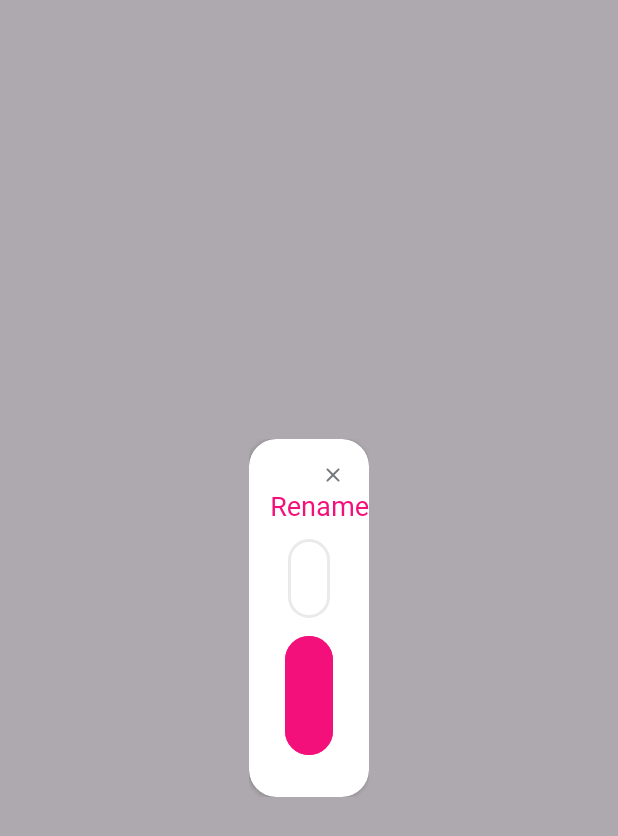
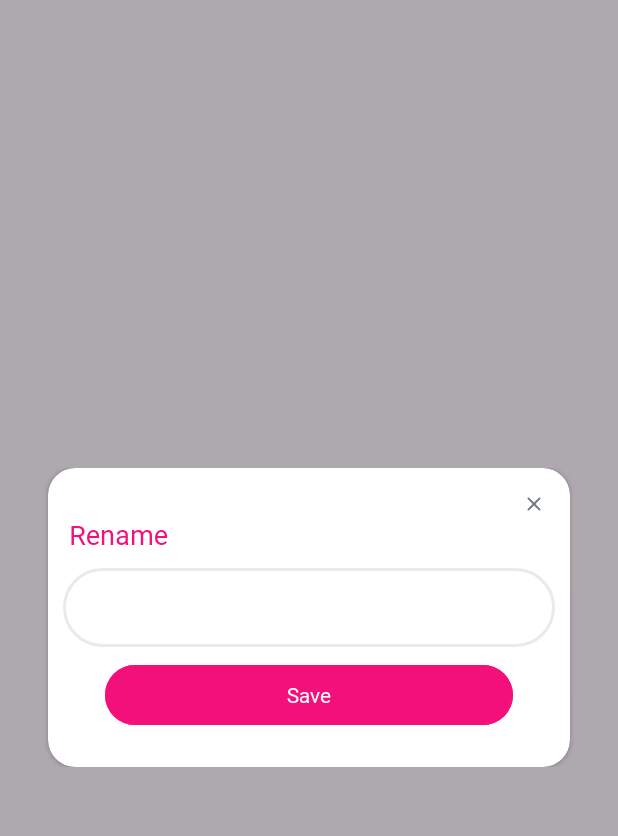
Before and after one commit to Rohaid-Bhatti/Insta-Saver, an Android app: the fragment RenameDialogFragment shown on its own in the app's theme, on a phone screen of 412 x 824 dp. Shown: the top 836 px of the screen. Run offline under Robolectric (Android 15) with nearby library versions, the phone set to English and light mode, and no system bars.

Commit message:
ui updation

```diff
--- a/app/src/main/res/layout/activity_player.xml
+++ b/app/src/main/res/layout/activity_player.xml
@@ -15,5 +15,5 @@
         android:layout_width="match_parent"
         android:layout_height="match_parent"
         android:layout_below="@+id/toolbarVideo"
-        android:orientation="vertical"/>
+        android:orientation="horizontal"/>
 </RelativeLayout>
--- a/app/src/main/res/layout/fragment_rename_dialog.xml
+++ b/app/src/main/res/layout/fragment_rename_dialog.xml
@@ -1,11 +1,15 @@
 <?xml version="1.0" encoding="utf-8"?>
-<androidx.cardview.widget.CardView xmlns:android="http://schemas.android.com/apk/res/android"
+<FrameLayout xmlns:android="http://schemas.android.com/apk/res/android"
     xmlns:tools="http://schemas.android.com/tools"
-    android:layout_width="wrap_content"
+    android:layout_width="match_parent"
+    android:layout_height="match_parent">
+
+    <androidx.cardview.widget.CardView xmlns:app="http://schemas.android.com/apk/res-auto"
+        android:layout_width="match_parent"
         android:layout_height="wrap_content"
-    xmlns:app="http://schemas.android.com/apk/res-auto"
+        android:layout_gravity="center"
+        android:layout_marginHorizontal="32dp"
         app:cardCornerRadius="@dimen/edit_text_padding_horizontal"
-    android:layout_gravity="center"
         tools:context=".features.dialogBox.RenameDialogFragment">
 
         <androidx.constraintlayout.widget.ConstraintLayout
@@ -16,24 +20,24 @@
                 android:id="@+id/closeIcon"
                 android:layout_width="16dp"
                 android:layout_height="16dp"
-            android:src="@drawable/ic_close"
                 android:layout_margin="@dimen/padding_page_small"
                 android:clickable="true"
                 android:focusable="true"
-            app:layout_constraintTop_toTopOf="parent"
-            app:layout_constraintEnd_toEndOf="parent"/>
+                android:src="@drawable/ic_close"
+                app:layout_constraintEnd_toEndOf="parent"
+                app:layout_constraintTop_toTopOf="parent" />
 
             <TextView
                 android:id="@+id/renameTitle"
                 android:layout_width="wrap_content"
                 android:layout_height="wrap_content"
+                android:layout_marginStart="14dp"
+                android:fontFamily="@font/sf_pro_rounded_bold"
                 android:text="@string/rename_txt"
+                android:textColor="@color/titleColor"
                 android:textSize="18sp"
-            android:fontFamily="@font/sf_pro_rounded_bold"
-            android:textColor="@color/titleColor"
                 app:layout_constraintStart_toStartOf="parent"
-            android:layout_marginStart="14dp"
-            app:layout_constraintTop_toBottomOf="@+id/closeIcon"/>
+                app:layout_constraintTop_toBottomOf="@+id/closeIcon" />
 
             <EditText
                 android:id="@+id/etRename"
@@ -42,26 +46,29 @@
                 android:layout_marginHorizontal="10dp"
                 android:layout_marginTop="10dp"
                 android:background="@drawable/rename_dialog_button_bg"
-            android:padding="14dp"
+                android:paddingHorizontal="18dp"
+                android:paddingVertical="14dp"
+                app:layout_constraintEnd_toEndOf="parent"
                 app:layout_constraintStart_toStartOf="parent"
-            app:layout_constraintEnd_toEndOf="parent"
-            app:layout_constraintTop_toBottomOf="@+id/renameTitle"/>
+                app:layout_constraintTop_toBottomOf="@+id/renameTitle" />
 
             <Button
                 android:id="@+id/btnSave"
                 android:layout_width="0dp"
                 android:layout_height="wrap_content"
+                android:layout_marginHorizontal="28dp"
+                android:layout_marginTop="@dimen/remove_ad_margin"
                 android:layout_marginBottom="@dimen/padding_page_large"
-            android:layout_marginHorizontal="@dimen/padding_page_large"
-            android:layout_marginTop="@dimen/remove_ad_margin"
                 android:backgroundTint="@color/titleColor"
                 android:fontFamily="@font/sf_pro_rounded_bold"
                 android:text="@string/save_btn"
                 android:textColor="@color/white"
-            app:layout_constraintEnd_toEndOf="parent"
-            app:layout_constraintStart_toStartOf="parent"
                 app:layout_constraintBottom_toBottomOf="parent"
+                app:layout_constraintEnd_toEndOf="@+id/etRename"
+                app:layout_constraintStart_toStartOf="@+id/etRename"
                 app:layout_constraintTop_toBottomOf="@+id/etRename" />
         </androidx.constraintlayout.widget.ConstraintLayout>
 
     </androidx.cardview.widget.CardView>
+
+</FrameLayout>
```
Also changed, not shown: app/src/main/java/com/hazel/instadownloader/features/dialogBox/DeleteConfirmationDialogFragment.kt (+7 -2 lines), app/src/main/java/com/hazel/instadownloader/features/dialogBox/RenameDialogFragment.kt (+34 -5 lines), app/src/main/java/com/hazel/instadownloader/features/download/adapter/DownloadAdapter.kt (+0 -19 lines), app/src/main/res/layout/fragment_delete_confirmation_dialog.xml (+35 -26 lines). Lines whose indentation alone changed are shown as unchanged.
